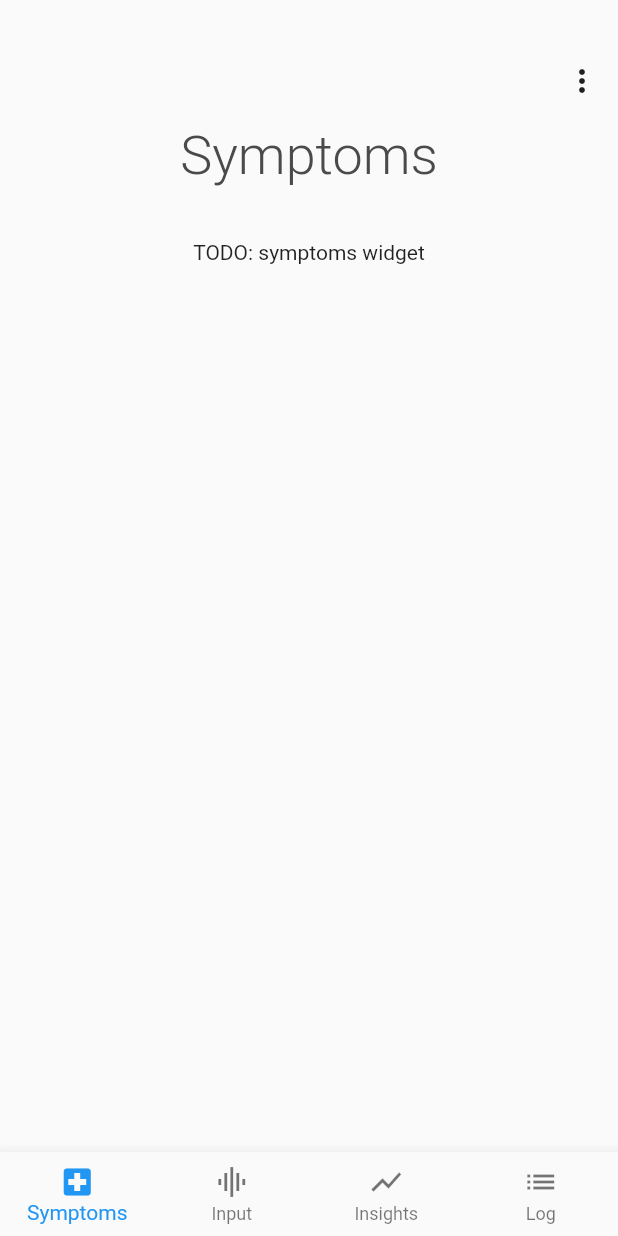
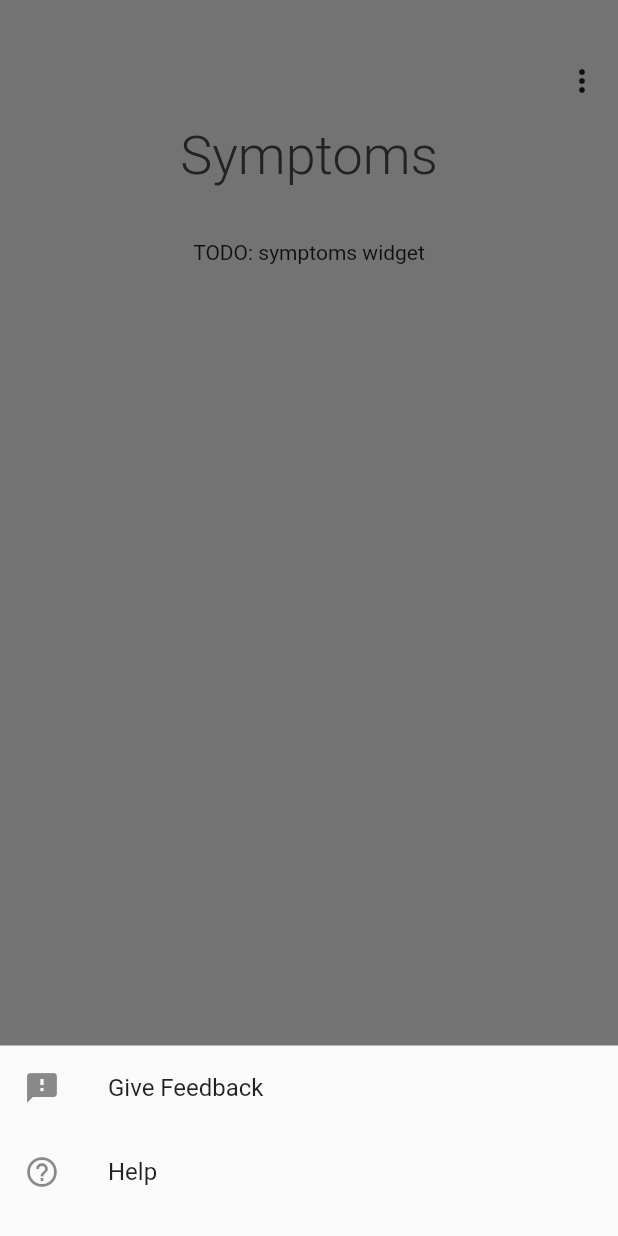
Before and after one commit to JohnMurray/spoon-tracker, a Flutter app: the screen it shows after launch, after a tap on the "more vert" icon, on a phone screen of 412 x 824 dp. Run offline on Flutter 3.47's test engine with Material 2 defaults, Android fonts, the phone set to English and light mode, and no system bars; our stand-ins replace flutter_redux, redux.

Commit message:
Secondary Menu
Displayed bottom modal for feedback and help menus

```diff
--- a/lib/main.dart
+++ b/lib/main.dart
@@ -20,12 +20,10 @@ class FlutterReduxApp extends StatelessWidget {
   final Store<AppState> store;
   final String title;
 
-  FlutterReduxApp({Key key, this.store, this.title});
+  FlutterReduxApp({Key key, this.store, this.title}): super(key: key);
 
   @override
   Widget build(BuildContext context) {
-    var header = AppHeader();
-
     return new StoreProvider<AppState>(
       store: store,
       child: new MaterialApp(
@@ -34,8 +32,8 @@ class FlutterReduxApp extends StatelessWidget {
         home: new Scaffold(
           body: Column(
             children: <Widget>[
-              header.buildMenuButton(context),
-              header.buildTitle(context),
+              new AppHeaderMenu(),
+              new AppHeaderTitle(),
               buildBody(store.state.nav),
             ],
           ),
--- a/lib/widget/navigation.dart
+++ b/lib/widget/navigation.dart
@@ -13,7 +13,10 @@ class _ViewState {
 }
 
 _ViewState _viewStateBuilder(Store<AppState> store) => _ViewState(
+  // state
   nav: store.state.nav,
+
+  // actions
   menuTapCallback: (int index) {
     switch(index) {
     case 0: store.dispatch(navv.NavActions.SwitchToSymptoms);break;
@@ -34,12 +37,13 @@ class BottomNavigation extends StatelessWidget {
         return new BottomNavigationBar(
           type: BottomNavigationBarType.fixed,
           currentIndex: mod.nav.navIndex,
+          iconSize: 26.0,
           onTap: mod.menuTapCallback,
           items: <BottomNavigationBarItem>[
-            new BottomNavigationBarItem(icon: Icon(Icons.local_hospital), title: Text('Symptoms')),
-            new BottomNavigationBarItem(icon: Icon(Icons.graphic_eq), title: Text('Input')),
-            new BottomNavigationBarItem(icon: Icon(Icons.show_chart), title: Text('Insights')),
-            new BottomNavigationBarItem(icon: Icon(Icons.list), title: Text('Log')),
+            new BottomNavigationBarItem(icon: Icon(Icons.local_hospital), title: Text('')),
+            new BottomNavigationBarItem(icon: Icon(Icons.graphic_eq), title: Text('')),
+            new BottomNavigationBarItem(icon: Icon(Icons.show_chart), title: Text('')),
+            new BottomNavigationBarItem(icon: Icon(Icons.list), title: Text('')),
           ],
         );
       },
--- a/lib/widget/title.dart
+++ b/lib/widget/title.dart
@@ -14,15 +14,14 @@ _ViewState _viewStateBuilder(Store<AppState> store) => _ViewState(
 );
 
 
-/// Class to help render the menu and title on the top-portion of the screen.
-/// These components build on top of the redux state and this class also
-/// takes care of building up the necessary state.
-class AppHeader {
+/// Build the menu button that displays at the very top of the app. This
+/// is the button that opens up the bottom drawer menu to get help or
+/// provide feedback.
+class AppHeaderMenu extends StatelessWidget {
+  AppHeaderMenu({Key key}): super(key: key);
 
-  /// Build the menu button that displays at the very top of the app. This
-  /// is the button that opens up the bottom drawer menu to get help or
-  /// provide feedback.
-  Widget buildMenuButton(BuildContext ctx) {
+  @override
+  Widget build(BuildContext ctx) {
     return Row(
       crossAxisAlignment: CrossAxisAlignment.end,
       mainAxisAlignment: MainAxisAlignment.end,
@@ -31,16 +30,55 @@ class AppHeader {
           padding: EdgeInsets.only(top: 30.0),
           child: IconButton(
             icon: Icon(Icons.more_vert),
-            onPressed: () => {},
+            onPressed: () {
+              showModalBottomSheet(
+                context: ctx,
+                builder: this.buildBottomModalMenu,
+              );
+            },
             tooltip: 'Options',
           )
       )],
     );
   }
 
-  /// Build the main title element that let's you know what page you're
-  /// currently on. This is mostly a reflection of the bottom navigation.
-  Widget buildTitle(BuildContext ctx) {
+  /// Build a bottom-navigation menu to render inside of the modal bottom-sheet
+  /// that is shown when the user clicks the menu button rendered by the top
+  /// menu button.
+  /// See: buildMenuButton
+  Widget buildBottomModalMenu(BuildContext ctx) {
+    return Padding(
+      padding: const EdgeInsets.only(bottom: 15.0),
+      child: Column(
+        mainAxisSize: MainAxisSize.min,
+        children: <Widget>[
+          ListTile(
+            leading: Icon(Icons.feedback),
+            title: Text('Give Feedback'),
+            onTap: () => onModalMenuTap('feedback'),),
+          ListTile(
+            leading: Icon(Icons.help_outline),
+            title: Text('Help'),
+            onTap: () => onModalMenuTap('haalp'),),
+        ],
+      ),
+    );
+  }
+
+  Function onModalMenuTap(String name) {
+    return () {
+      // TODO: display appropriate container
+    };
+  }
+}
+
+
+/// Build the main title element that let's you know what page you're
+/// currently on. This is mostly a reflection of the bottom navigation.
+class AppHeaderTitle extends StatelessWidget {
+
+  @override
+  Widget build(BuildContext ctx) {
     return Row(
       mainAxisSize: MainAxisSize.max,
       mainAxisAlignment: MainAxisAlignment.center,
@@ -64,4 +102,5 @@ class AppHeader {
       ],
     );
   }
+
 }
```
